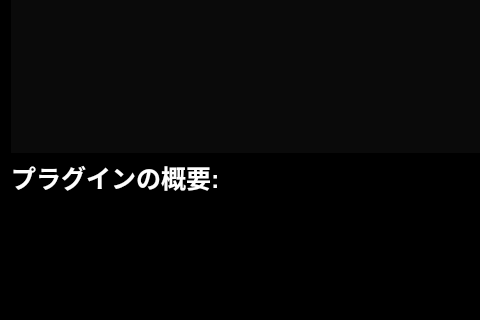
Old version of the form MetaTools/src/plugin/build_in_plugin/home_menu_plugin/plugin_manager.ui in the repository yatagai/MetaTools; both pictures show x 0 to 480 and y 183 to 503 of the 650 by 503 pixel window.
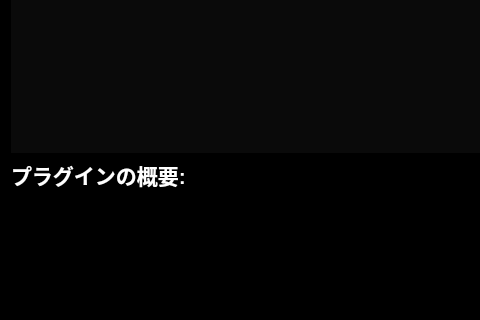
New version of the form.

```diff
--- a/MetaTools/src/plugin/build_in_plugin/home_menu_plugin/plugin_manager.ui
+++ b/MetaTools/src/plugin/build_in_plugin/home_menu_plugin/plugin_manager.ui
@@ -303,7 +303,7 @@
      </property>
      <property name="font">
       <font>
-       <pointsize>19</pointsize>
+       <pointsize>16</pointsize>
        <weight>75</weight>
        <bold>true</bold>
       </font>
```
